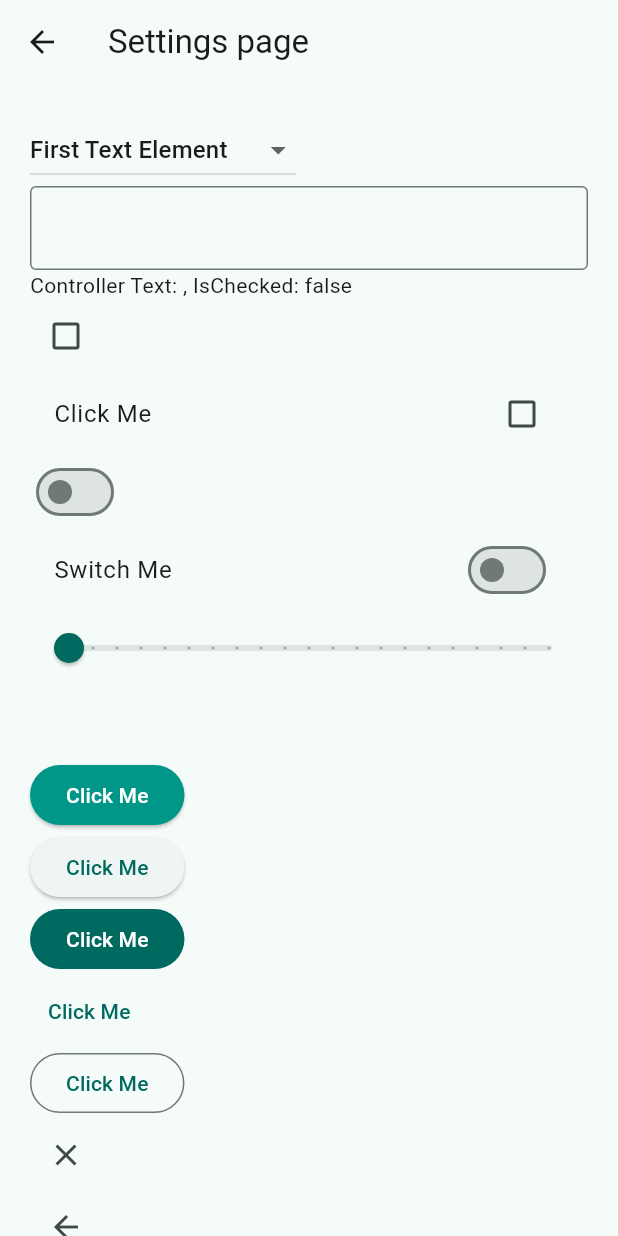
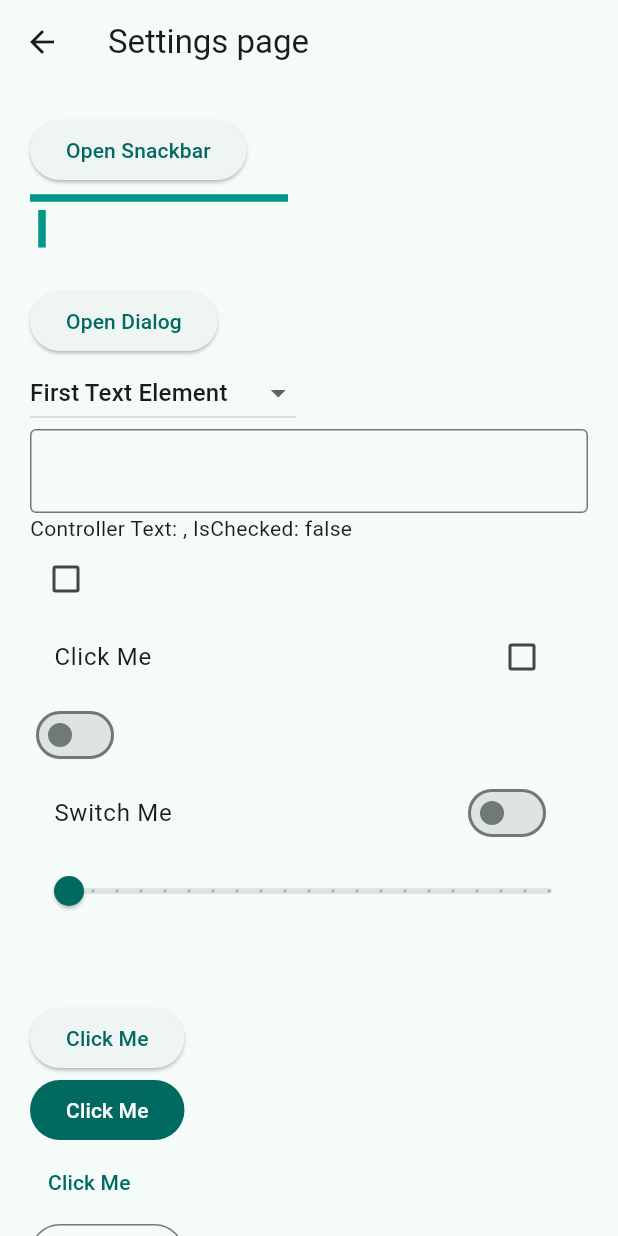
Before and after one commit to yanlimabarbosa/flutter-learning, a Flutter app: the SettingsPage screen opened directly, on a phone screen of 412 x 824 dp. Run offline on Flutter 3.47's test engine with Material 3 defaults, Android fonts, the phone set to English and light mode, and no system bars; our stand-ins replace lottie, shared_preferences; accounts and stored records are empty.

Commit message:
feat(settings): expand control examples
- Add snackbar and dialog practice controls
- Add dividers and form control examples
- Remove production print from tap area

```diff
--- a/flutter_app/lib/views/pages/settings_page.dart
+++ b/flutter_app/lib/views/pages/settings_page.dart
@@ -33,6 +33,49 @@ class _SettingsPageState extends State<SettingsPage> {
           child: Column(
             crossAxisAlignment: CrossAxisAlignment.start,
             children: [
+              ElevatedButton(
+                onPressed: () {
+                  ScaffoldMessenger.of(context).showSnackBar(
+                    SnackBar(
+                      content: const Text("SnackBar"),
+                      duration: Duration(seconds: 5),
+                      behavior: SnackBarBehavior.floating,
+                    ),
+                  );
+                },
+                child: Text("Open Snackbar"),
+              ),
+              Divider(color: Colors.teal, thickness: 5.0, endIndent: 200.0),
+              SizedBox(
+                height: 50.0,
+                child: VerticalDivider(
+                  color: Colors.teal,
+                  thickness: 5.0,
+                  endIndent: 25.0,
+                ),
+              ),
+              ElevatedButton(
+                onPressed: () {
+                  showDialog(
+                    context: context,
+                    builder: (context) {
+                      return AlertDialog(
+                        title: Text("Alert Title"),
+                        content: Text("Alert Content"),
+                        actions: [
+                          FilledButton(
+                            onPressed: () {
+                              Navigator.pop(context);
+                            },
+                            child: Text("Close"),
+                          ),
+                        ],
+                      );
+                    },
+                  );
+                },
+                child: Text("Open Dialog"),
+              ),
               DropdownButton(
                 value: menuItem,
                 items: [
@@ -113,7 +156,7 @@ class _SettingsPageState extends State<SettingsPage> {
               InkWell(
                 splashColor: Colors.teal,
                 onTap: () {
-                  print("Img Selected");
+                  // print("Img Selected");
                 },
                 child: Container(
                   height: 50,
@@ -121,14 +164,6 @@ class _SettingsPageState extends State<SettingsPage> {
                   color: Colors.white12,
                   // child: Image.asset("assets/images/bg.jpg"),
                 ),
-              ),
-              ElevatedButton(
-                onPressed: () {},
-                style: ElevatedButton.styleFrom(
-                  backgroundColor: Colors.teal,
-                  foregroundColor: Colors.white,
-                ),
-                child: Text("Click Me"),
               ),
               ElevatedButton(onPressed: () {}, child: Text("Click Me")),
               FilledButton(onPressed: () {}, child: Text("Click Me")),
```
